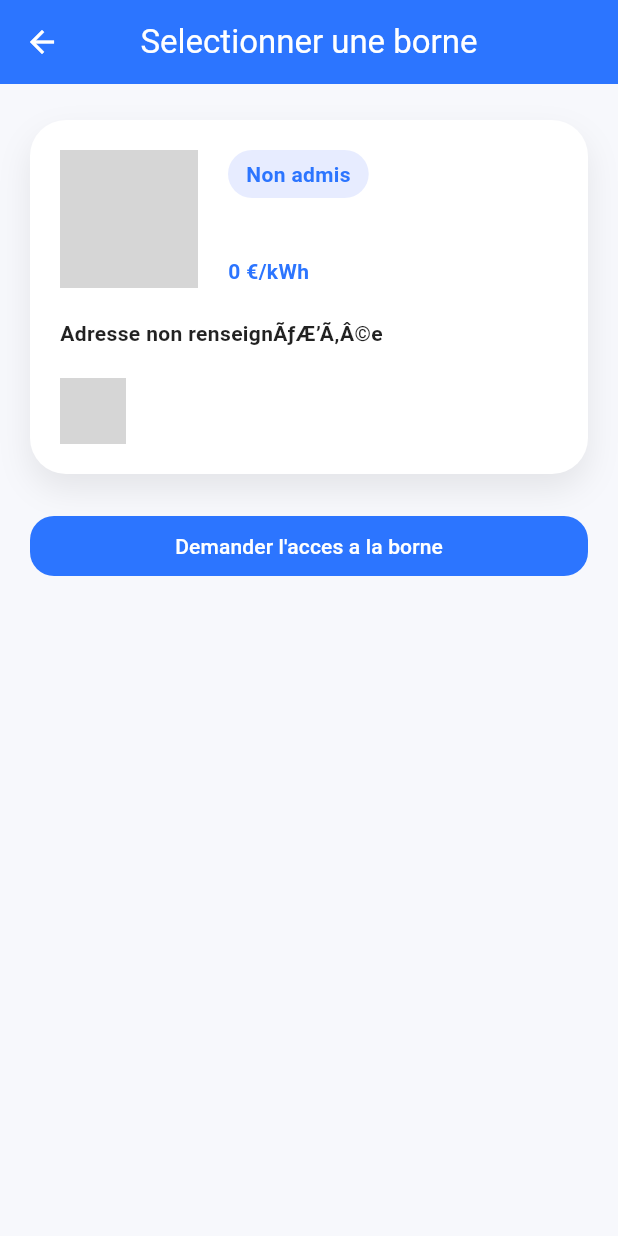
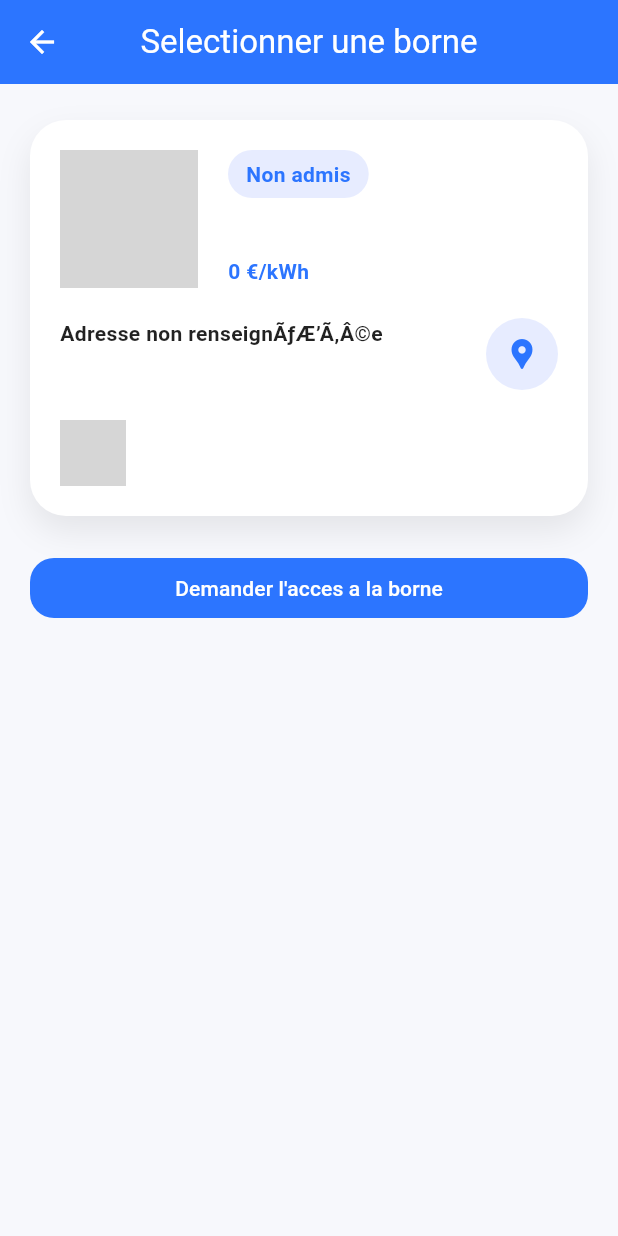
Before and after one commit to Hugophps/plogo_v1, a Flutter app: the DriverStationDetailPage screen opened directly with empty values, on a phone screen of 412 x 824 dp. Run offline on Flutter 3.47's test engine with Material 3 defaults, Android fonts, the phone set to English and light mode, and no system bars; our stand-ins replace file_picker, flutter_typeahead, geolocator, google_maps_flutter, supabase_flutter, timezone; missing offline and left inert: dart:html; accounts and stored records are empty; network calls fail; statements that could not run were skipped; grey boxes are pictures that could not be loaded.

Commit message:
feat: Add station maps launcher for improved navigation experience

```diff
--- a/lib/features/driver_map/driver_station_detail_page.dart
+++ b/lib/features/driver_map/driver_station_detail_page.dart
@@ -7,6 +7,7 @@ import '../stations/driver_station_booking_page.dart';
 import '../stations/models/station.dart';
 import '../stations/owner_station_agenda_page.dart';
 import '../stations/station_slots_repository.dart';
+import '../stations/widgets/station_maps_launcher.dart';
 import 'driver_station_models.dart';
 import 'driver_station_repository.dart';
 
@@ -386,10 +387,12 @@ class _StationSummaryCard extends StatelessWidget {
   final Station station;
   final DriverStationOwnerSummary owner;
   final DriverStationAccessStatus status;
+  static const _mapsLauncher = StationMapsLauncher();
 
   @override
   Widget build(BuildContext context) {
     final address = _formatAddress(station);
+    final canLaunchMaps = _hasLaunchableAddress(station);
     return Container(
       padding: const EdgeInsets.all(20),
       decoration: BoxDecoration(
@@ -459,7 +462,11 @@ class _StationSummaryCard extends StatelessWidget {
             ],
           ),
           const SizedBox(height: 20),
-          Text(
+          Row(
+            crossAxisAlignment: CrossAxisAlignment.start,
+            children: [
+              Expanded(
+                child: Text(
                   address,
                   maxLines: 2,
                   overflow: TextOverflow.ellipsis,
@@ -467,6 +474,16 @@ class _StationSummaryCard extends StatelessWidget {
                     fontWeight: FontWeight.w600,
                     color: Colors.black87,
                   ),
+                ),
+              ),
+              if (canLaunchMaps) ...[
+                const SizedBox(width: 8),
+                _OpenInMapsButton(
+                  onPressed: () =>
+                      _mapsLauncher.open(context: context, station: station),
+                ),
+              ],
+            ],
           ),
           if (station.additionalInfo != null &&
               station.additionalInfo!.trim().isNotEmpty) ...[
@@ -518,6 +535,22 @@ class _StationSummaryCard extends StatelessWidget {
     if (parts.isEmpty) return 'Adresse non renseignÃƒÆ’Ã‚Â©e';
     return parts.where((part) => part.trim().isNotEmpty).join(' ');
   }
+
+  bool _hasLaunchableAddress(Station station) {
+    if (station.locationLat != null && station.locationLng != null) {
+      return true;
+    }
+    if (station.locationFormatted != null &&
+        station.locationFormatted!.trim().isNotEmpty) {
+      return true;
+    }
+    return [
+      station.streetNumber,
+      station.streetName,
+      station.postalCode,
+      station.city,
+    ].any((part) => part.trim().isNotEmpty);
+  }
 }
 
 class _StatusChip extends StatelessWidget {
@@ -562,3 +595,28 @@ class _StatusChip extends StatelessWidget {
     );
   }
 }
+
+class _OpenInMapsButton extends StatelessWidget {
+  const _OpenInMapsButton({required this.onPressed});
+
+  final VoidCallback onPressed;
+
+  @override
+  Widget build(BuildContext context) {
+    return Semantics(
+      label: 'Ouvrir l’adresse dans une carte',
+      button: true,
+      child: Container(
+        decoration: const BoxDecoration(
+          color: Color(0xFFE7ECFF),
+          shape: BoxShape.circle,
+        ),
+        child: IconButton(
+          onPressed: onPressed,
+          color: const Color(0xFF2C75FF),
+          icon: const Icon(Icons.location_pin),
+        ),
+      ),
+    );
+  }
+}
```
Also changed, not shown: lib/features/stations/widgets/station_maps_launcher.dart (added, +209 -0 lines), 1 other file. Lines whose indentation alone changed are shown as unchanged.
